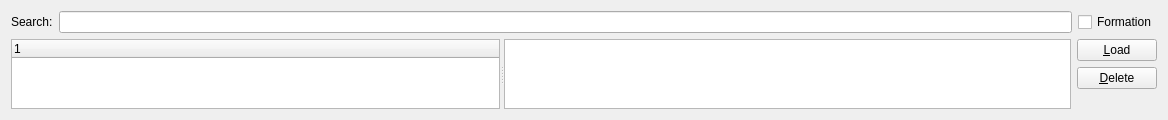
Above: src/Module/src/Logbook/LogbookWidget.ui from till213/SkyDolly before the change. Below: the same form after it.
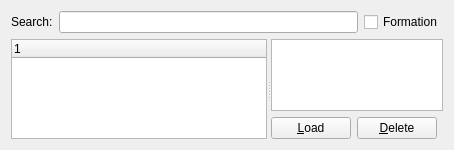
That is the form after the change.

Commit message: Adjust layout (minimise size requirements)

The edit to the form file:
```diff
--- a/src/Module/src/Logbook/LogbookWidget.ui
+++ b/src/Module/src/Logbook/LogbookWidget.ui
@@ -6,15 +6,15 @@
    <rect>
     <x>0</x>
     <y>0</y>
-    <width>1168</width>
-    <height>120</height>
+    <width>454</width>
+    <height>150</height>
    </rect>
   </property>
   <property name="windowTitle">
    <string>Flight</string>
   </property>
-  <layout class="QVBoxLayout" name="verticalLayout_2">
-   <item>
+  <layout class="QGridLayout" name="gridLayout">
+   <item row="0" column="0">
     <layout class="QHBoxLayout" name="horizontalLayout_2">
      <item>
       <widget class="QLabel" name="label">
@@ -42,7 +42,7 @@
      </item>
     </layout>
    </item>
-   <item>
+   <item row="1" column="0">
     <widget class="QSplitter" name="splitter">
      <property name="orientation">
       <enum>Qt::Horizontal</enum>
@@ -69,16 +69,13 @@
        </property>
       </column>
      </widget>
-     <widget class="QWidget" name="layoutWidget">
-      <layout class="QHBoxLayout" name="horizontalLayout">
+     <widget class="QWidget" name="">
+      <layout class="QVBoxLayout" name="verticalLayout">
        <item>
         <widget class="QTableWidget" name="logTableWidget"/>
        </item>
        <item>
-        <layout class="QVBoxLayout" name="verticalLayout">
-         <property name="sizeConstraint">
-          <enum>QLayout::SetMinimumSize</enum>
-         </property>
+        <layout class="QHBoxLayout" name="horizontalLayout">
          <item>
           <widget class="QPushButton" name="loadPushButton">
            <property name="text">
@@ -94,14 +91,14 @@
           </widget>
          </item>
          <item>
-          <spacer name="verticalSpacer">
+          <spacer name="horizontalSpacer">
            <property name="orientation">
-            <enum>Qt::Vertical</enum>
+            <enum>Qt::Horizontal</enum>
            </property>
            <property name="sizeHint" stdset="0">
             <size>
-             <width>20</width>
-             <height>40</height>
+             <width>40</width>
+             <height>20</height>
             </size>
            </property>
           </spacer>
```
The commit also changes 1 other file.
